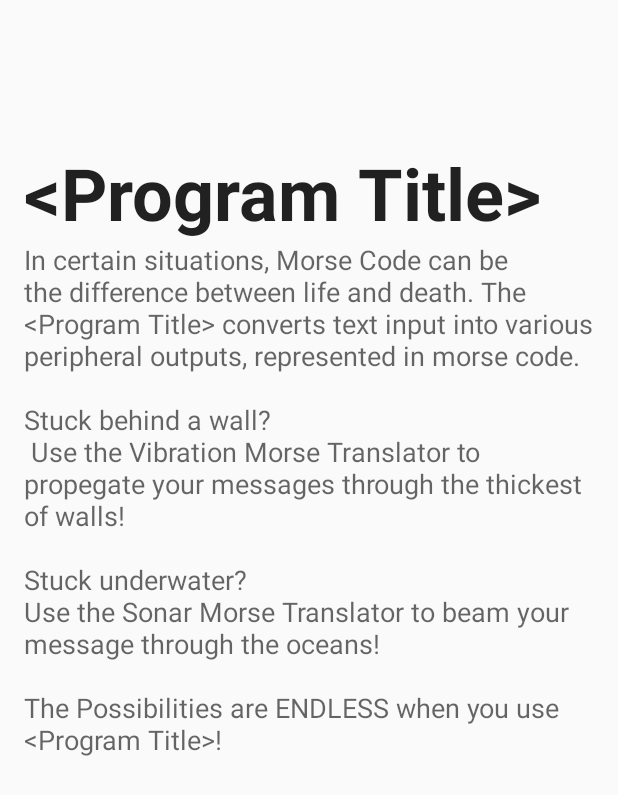
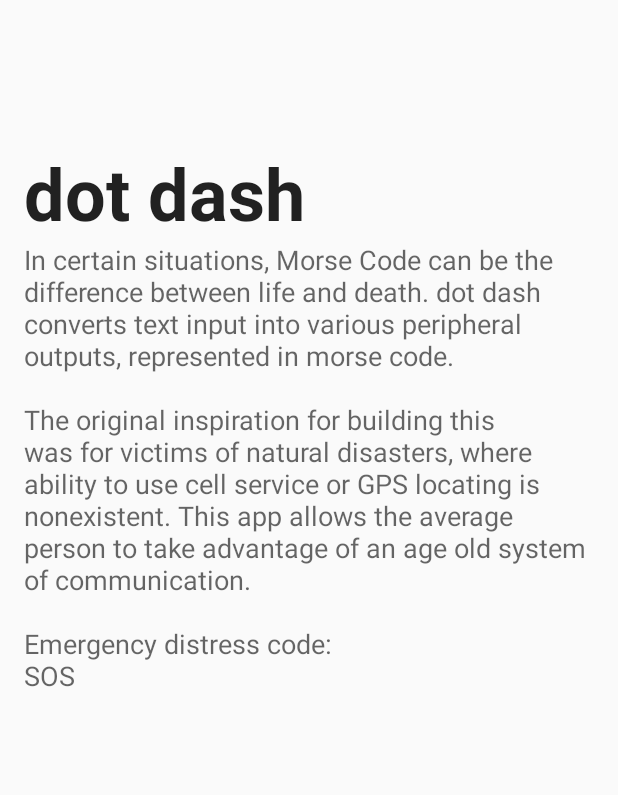
Before and after one commit to richmao/Hack-UCSC-2016, an Android app: the layout content_main.xml on its own in the app's theme, with its tools: preview values and no code run, on a phone screen of 412 x 824 dp. Shown: the top 795 px of the screen. Run offline under Robolectric (Android 15) with nearby library versions, the phone set to English and light mode, and no system bars.

Commit message:
changed text

```diff
--- a/UniversalCommunicator/app/src/main/res/layout/content_main.xml
+++ b/UniversalCommunicator/app/src/main/res/layout/content_main.xml
@@ -16,7 +16,7 @@
         android:layout_width="wrap_content"
         android:layout_height="wrap_content"
         android:textAppearance="?android:attr/textAppearanceLarge"
-        android:text="&lt;Program Title>"
+        android:text="dot dash"
         android:id="@+id/textView2"
         android:layout_marginTop="80dp"
         android:textSize="48dp"
@@ -28,8 +28,14 @@
         android:layout_width="wrap_content"
         android:layout_height="wrap_content"
         android:textAppearance="?android:attr/textAppearanceMedium"
-        android:text="In certain situations, Morse Code can be the difference between life and death. The &lt;Program Title> converts text input into various peripheral outputs, represented in morse code.\n\nStuck behind a wall?\n Use the Vibration Morse Translator to propegate your messages through the thickest of walls!\n\nStuck underwater? \nUse the Sonar Morse Translator to beam your message through the oceans!\n\nThe Possibilities are ENDLESS when you use &lt;Program Title>!"
+        android:text="In certain situations, Morse Code can be the difference between life and death. dot dash converts text input into various peripheral outputs, represented in morse code.\n\nThe original inspiration for building this was for victims of natural disasters, where ability to use cell service or GPS locating is nonexistent. This app allows the average person to take advantage of an age old system of communication.\n\nEmergency distress code:\nSOS"
         android:id="@+id/textView3"
         android:layout_below="@+id/textView2"
         android:layout_alignParentStart="true" />
+
+    <GridLayout
+        android:layout_width="match_parent"
+        android:layout_height="match_parent"
+        android:layout_alignTop="@+id/textView2"
+        android:layout_centerHorizontal="true"></GridLayout>
 </RelativeLayout>
```
